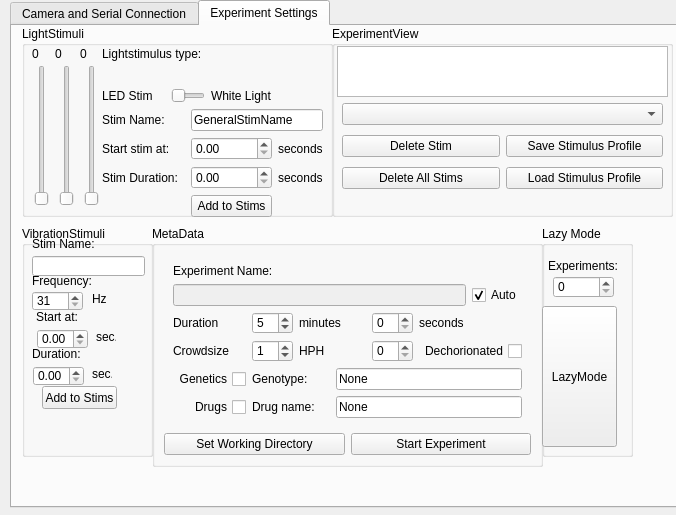
Before: the Qt Designer form form.ui in DanielDondorp/imMobilize, drawn with Qt 5.
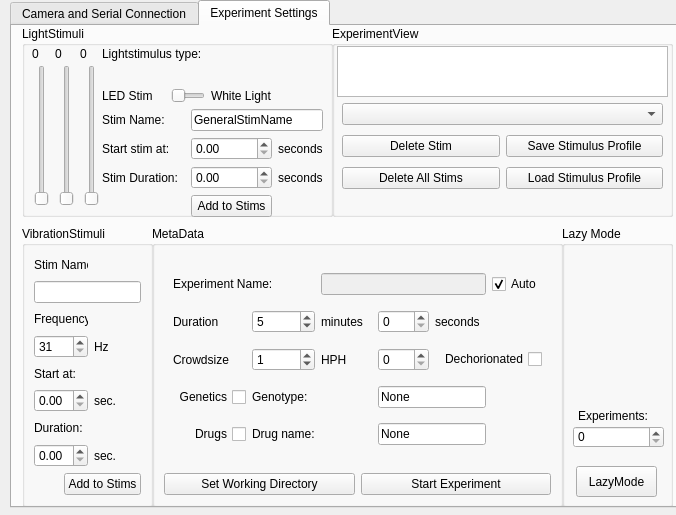
After: the same form once the commit is applied. The open tabs and pages were chosen to show the change. Custom widgets are drawn as their Qt base class.

```diff
--- a/form.ui
+++ b/form.ui
@@ -505,8 +505,8 @@
       <rect>
        <x>140</x>
        <y>200</y>
-       <width>391</width>
-       <height>241</height>
+       <width>411</width>
+       <height>281</height>
       </rect>
      </property>
      <property name="title">
@@ -517,68 +517,46 @@
        <widget class="QWidget" name="widgetMetaData" native="true">
         <layout class="QGridLayout" name="gridLayout_7">
          <item row="3" column="1">
-          <widget class="QSpinBox" name="spinboxCrowdsize">
-           <property name="value">
-            <number>1</number>
-           </property>
-          </widget>
-         </item>
-         <item row="3" column="0">
-          <widget class="QLabel" name="label_10">
-           <property name="text">
-            <string>Crowdsize</string>
-           </property>
-          </widget>
-         </item>
-         <item row="2" column="0">
-          <widget class="QLabel" name="label_15">
-           <property name="text">
-            <string>Duration</string>
-           </property>
-          </widget>
-         </item>
-         <item row="2" column="1">
           <widget class="QSpinBox" name="spinBoxExperimentDurationMinutes">
            <property name="value">
             <number>5</number>
            </property>
           </widget>
          </item>
-         <item row="2" column="2" colspan="2">
-          <widget class="QLabel" name="label_14">
+         <item row="4" column="3">
+          <widget class="QSpinBox" name="spinboxAge"/>
+         </item>
+         <item row="5" column="0">
+          <widget class="QCheckBox" name="checkboxMetaDataGenetics">
+           <property name="layoutDirection">
+            <enum>Qt::RightToLeft</enum>
+           </property>
            <property name="text">
-            <string>minutes</string>
+            <string>Genetics</string>
            </property>
           </widget>
          </item>
-         <item row="2" column="4">
+         <item row="4" column="4" colspan="2">
+          <widget class="QCheckBox" name="checkboxMetaDataDechorionation">
+           <property name="layoutDirection">
+            <enum>Qt::RightToLeft</enum>
+           </property>
+           <property name="text">
+            <string>Dechorionated</string>
+           </property>
+          </widget>
+         </item>
+         <item row="3" column="3">
           <widget class="QSpinBox" name="spinBoxExperimentDurationSeconds"/>
          </item>
-         <item row="2" column="5" colspan="2">
-          <widget class="QLabel" name="label_16">
+         <item row="3" column="0">
+          <widget class="QLabel" name="label_15">
            <property name="text">
-            <string>seconds</string>
+            <string>Duration</string>
            </property>
           </widget>
          </item>
-         <item row="1" column="6">
-          <widget class="QCheckBox" name="checkBoxExperimentAutonaming">
-           <property name="text">
-            <string>Auto</string>
-           </property>
-           <property name="checked">
-            <bool>true</bool>
-           </property>
-          </widget>
-         </item>
-         <item row="5" column="1" colspan="2">
-          <widget class="QLabel" name="labelMetaDataDrugName">
-           <property name="text">
-            <string>Drug name:</string>
-           </property>
-          </widget>
-         </item>
-         <item row="3" column="2" colspan="2">
+         <item row="4" column="2">
           <widget class="QLabel" name="label_12">
            <property name="toolTip">
             <string>&lt;html&gt;&lt;head/&gt;&lt;body&gt;&lt;p&gt;Hours Post Hatching&lt;/p&gt;&lt;/body&gt;&lt;/html&gt;</string>
@@ -588,44 +566,49 @@
            </property>
           </widget>
          </item>
+         <item row="5" column="3" colspan="2">
+          <widget class="QLineEdit" name="lineeditMetaDataGenetics">
+           <property name="text">
+            <string>None</string>
+           </property>
+          </widget>
+         </item>
+         <item row="3" column="2">
+          <widget class="QLabel" name="label_14">
+           <property name="text">
+            <string>minutes</string>
+           </property>
+          </widget>
+         </item>
          <item row="3" column="4">
-          <widget class="QSpinBox" name="spinboxAge"/>
-         </item>
-         <item row="3" column="5" colspan="2">
-          <widget class="QCheckBox" name="checkboxMetaDataDechorionation">
-           <property name="layoutDirection">
-            <enum>Qt::RightToLeft</enum>
-           </property>
+          <widget class="QLabel" name="label_16">
            <property name="text">
-            <string>Dechorionated</string>
+            <string>seconds</string>
            </property>
           </widget>
          </item>
-         <item row="4" column="0">
-          <widget class="QCheckBox" name="checkboxMetaDataGenetics">
-           <property name="layoutDirection">
-            <enum>Qt::RightToLeft</enum>
-           </property>
-           <property name="text">
-            <string>Genetics</string>
-           </property>
-          </widget>
-         </item>
-         <item row="4" column="1" colspan="2">
+         <item row="5" column="1">
           <widget class="QLabel" name="labelMetaDataGenetics">
            <property name="text">
             <string>Genotype:</string>
            </property>
           </widget>
          </item>
-         <item row="4" column="3" colspan="4">
-          <widget class="QLineEdit" name="lineeditMetaDataGenetics">
+         <item row="4" column="1">
+          <widget class="QSpinBox" name="spinboxCrowdsize">
+           <property name="value">
+            <number>1</number>
+           </property>
+          </widget>
+         </item>
+         <item row="4" column="0">
+          <widget class="QLabel" name="label_10">
            <property name="text">
-            <string>None</string>
+            <string>Crowdsize</string>
            </property>
           </widget>
          </item>
-         <item row="5" column="0">
+         <item row="6" column="0">
           <widget class="QCheckBox" name="checkboxMetaDataDrugs">
            <property name="layoutDirection">
             <enum>Qt::RightToLeft</enum>
@@ -635,7 +618,7 @@
            </property>
           </widget>
          </item>
-         <item row="5" column="3" colspan="4">
+         <item row="6" column="3" colspan="2">
           <widget class="QLineEdit" name="lineeditMetaDataDrugName">
            <property name="layoutDirection">
             <enum>Qt::LeftToRight</enum>
@@ -645,20 +628,37 @@
            </property>
           </widget>
          </item>
-         <item row="1" column="0" colspan="6">
+         <item row="6" column="1">
+          <widget class="QLabel" name="labelMetaDataDrugName">
+           <property name="text">
+            <string>Drug name:</string>
+           </property>
+          </widget>
+         </item>
+         <item row="1" column="0" colspan="2">
+          <widget class="QLabel" name="label_11">
+           <property name="text">
+            <string>Experiment Name:</string>
+           </property>
+          </widget>
+         </item>
+         <item row="1" column="5">
+          <widget class="QCheckBox" name="checkBoxExperimentAutonaming">
+           <property name="text">
+            <string>Auto</string>
+           </property>
+           <property name="checked">
+            <bool>true</bool>
+           </property>
+          </widget>
+         </item>
+         <item row="1" column="2" colspan="3">
           <widget class="QLineEdit" name="lineeditExperimentName">
            <property name="enabled">
             <bool>false</bool>
            </property>
           </widget>
          </item>
-         <item row="0" column="0" colspan="2">
-          <widget class="QLabel" name="label_11">
-           <property name="text">
-            <string>Experiment Name:</string>
-           </property>
-          </widget>
-         </item>
         </layout>
        </widget>
       </item>
@@ -690,165 +690,92 @@
        <x>10</x>
        <y>200</y>
        <width>131</width>
-       <height>231</height>
+       <height>281</height>
       </rect>
      </property>
      <property name="title">
       <string>VibrationStimuli</string>
      </property>
-     <widget class="QDoubleSpinBox" name="spinBoxVibrationDuration">
-      <property name="geometry">
-       <rect>
-        <x>11</x>
-        <y>140</y>
-        <width>51</width>
-        <height>20</height>
-       </rect>
-      </property>
-     </widget>
-     <widget class="QLabel" name="label_13">
-      <property name="geometry">
-       <rect>
-        <x>70</x>
-        <y>65</y>
-        <width>16</width>
-        <height>16</height>
-       </rect>
-      </property>
-      <property name="text">
-       <string>Hz</string>
-      </property>
-     </widget>
-     <widget class="QLabel" name="label_18">
-      <property name="geometry">
-       <rect>
-        <x>70</x>
-        <y>140</y>
-        <width>20</width>
-        <height>16</height>
-       </rect>
-      </property>
-      <property name="text">
-       <string>sec.</string>
-      </property>
-     </widget>
-     <widget class="QSpinBox" name="spinBoxVibrationFrequency">
-      <property name="geometry">
-       <rect>
-        <x>10</x>
-        <y>65</y>
-        <width>51</width>
-        <height>20</height>
-       </rect>
-      </property>
-      <property name="toolTip">
-       <string>&lt;html&gt;&lt;head/&gt;&lt;body&gt;&lt;p&gt;Must be between 31 and 999 Hz.&lt;/p&gt;&lt;/body&gt;&lt;/html&gt;</string>
-      </property>
-      <property name="minimum">
-       <number>31</number>
-      </property>
-      <property name="maximum">
-       <number>999</number>
-      </property>
-     </widget>
-     <widget class="QLabel" name="label_17">
-      <property name="geometry">
-       <rect>
-        <x>10</x>
-        <y>120</y>
-        <width>61</width>
-        <height>16</height>
-       </rect>
-      </property>
-      <property name="text">
-       <string>Duration:</string>
-      </property>
-     </widget>
-     <widget class="QLabel" name="label">
-      <property name="geometry">
-       <rect>
-        <x>10</x>
-        <y>45</y>
-        <width>61</width>
-        <height>20</height>
-       </rect>
-      </property>
-      <property name="text">
-       <string>Frequency:</string>
-      </property>
-     </widget>
-     <widget class="QLineEdit" name="lineeditVibrationStimName">
-      <property name="geometry">
-       <rect>
-        <x>10</x>
-        <y>30</y>
-        <width>113</width>
-        <height>20</height>
-       </rect>
-      </property>
-     </widget>
-     <widget class="QLabel" name="label_23">
-      <property name="geometry">
-       <rect>
-        <x>10</x>
-        <y>10</y>
-        <width>71</width>
-        <height>16</height>
-       </rect>
-      </property>
-      <property name="text">
-       <string>Stim Name:</string>
-      </property>
-     </widget>
-     <widget class="QPushButton" name="buttonSaveVibrationStim">
-      <property name="geometry">
-       <rect>
-        <x>20</x>
-        <y>160</y>
-        <width>75</width>
-        <height>23</height>
-       </rect>
-      </property>
-      <property name="text">
-       <string>Add to Stims</string>
-      </property>
-     </widget>
-     <widget class="QLabel" name="label_24">
-      <property name="geometry">
-       <rect>
-        <x>74</x>
-        <y>103</y>
-        <width>20</width>
-        <height>16</height>
-       </rect>
-      </property>
-      <property name="text">
-       <string>sec.</string>
-      </property>
-     </widget>
-     <widget class="QLabel" name="label_25">
-      <property name="geometry">
-       <rect>
-        <x>14</x>
-        <y>83</y>
-        <width>61</width>
-        <height>16</height>
-       </rect>
-      </property>
-      <property name="text">
-       <string>Start at:</string>
-      </property>
-     </widget>
-     <widget class="QDoubleSpinBox" name="spinBoxVibrationStart">
-      <property name="geometry">
-       <rect>
-        <x>15</x>
-        <y>103</y>
-        <width>51</width>
-        <height>20</height>
-       </rect>
-      </property>
-     </widget>
+     <layout class="QGridLayout" name="gridLayout_11">
+      <item row="4" column="0" colspan="2">
+       <widget class="QSpinBox" name="spinBoxVibrationFrequency">
+        <property name="toolTip">
+         <string>&lt;html&gt;&lt;head/&gt;&lt;body&gt;&lt;p&gt;Must be between 31 and 999 Hz.&lt;/p&gt;&lt;/body&gt;&lt;/html&gt;</string>
+        </property>
+        <property name="minimum">
+         <number>31</number>
+        </property>
+        <property name="maximum">
+         <number>999</number>
+        </property>
+       </widget>
+      </item>
+      <item row="4" column="2">
+       <widget class="QLabel" name="label_13">
+        <property name="text">
+         <string>Hz</string>
+        </property>
+       </widget>
+      </item>
+      <item row="3" column="0" colspan="2">
+       <widget class="QLabel" name="label">
+        <property name="text">
+         <string>Frequency:</string>
+        </property>
+       </widget>
+      </item>
+      <item row="11" column="0" colspan="2">
+       <widget class="QDoubleSpinBox" name="spinBoxVibrationDuration"/>
+      </item>
+      <item row="10" column="0" colspan="2">
+       <widget class="QLabel" name="label_17">
+        <property name="text">
+         <string>Duration:</string>
+        </property>
+       </widget>
+      </item>
+      <item row="11" column="2" colspan="2">
+       <widget class="QLabel" name="label_18">
+        <property name="text">
+         <string>sec.</string>
+        </property>
+       </widget>
+      </item>
+      <item row="12" column="1" colspan="3">
+       <widget class="QPushButton" name="buttonSaveVibrationStim">
+        <property name="text">
+         <string>Add to Stims</string>
+        </property>
+       </widget>
+      </item>
+      <item row="1" column="0" colspan="2">
+       <widget class="QLabel" name="label_23">
+        <property name="text">
+         <string>Stim Name:</string>
+        </property>
+       </widget>
+      </item>
+      <item row="2" column="0" colspan="4">
+       <widget class="QLineEdit" name="lineeditVibrationStimName"/>
+      </item>
+      <item row="8" column="0" colspan="2">
+       <widget class="QLabel" name="label_25">
+        <property name="text">
+         <string>Start at:</string>
+        </property>
+       </widget>
+      </item>
+      <item row="9" column="0" colspan="2">
+       <widget class="QDoubleSpinBox" name="spinBoxVibrationStart"/>
+      </item>
+      <item row="9" column="2">
+       <widget class="QLabel" name="label_24">
+        <property name="text">
+         <string>sec.</string>
+        </property>
+       </widget>
+      </item>
+     </layout>
     </widget>
     <widget class="QGroupBox" name="lightStimuliGroup">
      <property name="enabled">
@@ -1081,10 +1008,10 @@
     <widget class="QGroupBox" name="groupBoxLazyMode">
      <property name="geometry">
       <rect>
-       <x>530</x>
+       <x>550</x>
        <y>200</y>
-       <width>91</width>
-       <height>231</height>
+       <width>111</width>
+       <height>281</height>
       </rect>
      </property>
      <property name="title">
@@ -1094,8 +1021,8 @@
       <property name="geometry">
        <rect>
         <x>11</x>
-        <y>50</y>
-        <width>61</width>
+        <y>200</y>
+        <width>91</width>
         <height>22</height>
        </rect>
       </property>
@@ -1103,9 +1030,9 @@
      <widget class="QLabel" name="labelLazyMode">
       <property name="geometry">
        <rect>
-        <x>6</x>
-        <y>30</y>
-        <width>81</width>
+        <x>16</x>
+        <y>180</y>
+        <width>71</width>
         <height>20</height>
        </rect>
       </property>
@@ -1116,10 +1043,10 @@
      <widget class="QPushButton" name="buttonLazyMode">
       <property name="geometry">
        <rect>
-        <x>0</x>
-        <y>80</y>
-        <width>75</width>
-        <height>141</height>
+        <x>14</x>
+        <y>240</y>
+        <width>81</width>
+        <height>31</height>
        </rect>
       </property>
       <property name="text">
```
Left out of the diff: 2 changed lines with no effect on the pictures.
